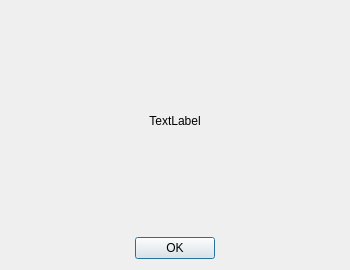
sadowicz/p2p_communicator, file p2p_comunicator/app/error_window.ui: the form before one commit.
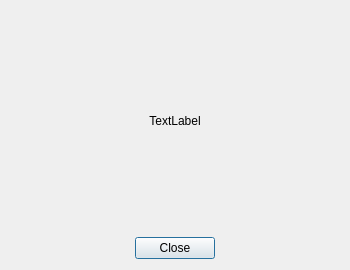
The form after the commit.

Commit message: Refactoring AddContactWindow constructor and spawning logic

```diff
--- a/p2p_comunicator/app/error_window.ui
+++ b/p2p_comunicator/app/error_window.ui
@@ -36,7 +36,7 @@
       <enum>Qt::Horizontal</enum>
      </property>
      <property name="standardButtons">
-      <set>QDialogButtonBox::Ok</set>
+      <set>QDialogButtonBox::Close</set>
      </property>
     </widget>
    </item>
```
Left out of the diff: 2 changed lines with no effect on the pictures. The commit also changes 2 other files.
